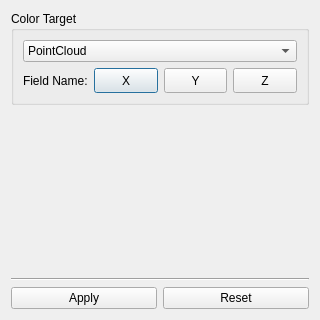
Qt form src/edit/color.ui (Libaocheng3811/PointWorks) before a commit.
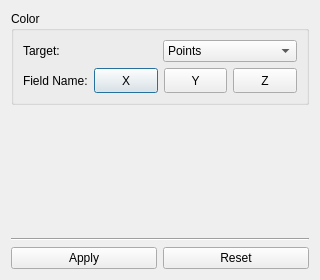
The same form after that commit. Icons and pictures are not drawn.

```diff
--- a/src/edit/color.ui
+++ b/src/edit/color.ui
@@ -7,13 +7,13 @@
     <x>0</x>
     <y>0</y>
     <width>320</width>
-    <height>320</height>
+    <height>280</height>
    </rect>
   </property>
   <property name="minimumSize">
    <size>
     <width>300</width>
-    <height>280</height>
+    <height>250</height>
    </size>
   </property>
   <property name="windowTitle">
@@ -23,39 +23,9 @@
    <item>
     <widget class="QGroupBox" name="groupBox">
      <property name="title">
-      <string>Color Target</string>
+      <string>Color</string>
      </property>
      <layout class="QVBoxLayout" name="verticalLayout_2">
-      <item>
-       <widget class="QComboBox" name="cbox_type">
-        <property name="currentText">
-         <string>PointCloud</string>
-        </property>
-        <property name="currentIndex">
-         <number>0</number>
-        </property>
-        <item>
-         <property name="text">
-          <string>PointCloud</string>
-         </property>
-        </item>
-        <item>
-         <property name="text">
-          <string>BackGround</string>
-         </property>
-        </item>
-        <item>
-         <property name="text">
-          <string>PointCloud Normals</string>
-         </property>
-        </item>
-        <item>
-         <property name="text">
-          <string>BoundingBox</string>
-         </property>
-        </item>
-       </widget>
-      </item>
       <item>
        <layout class="QGridLayout" name="gridLayout">
         <property name="rightMargin">
@@ -63,6 +33,31 @@
         </property>
        </layout>
       </item>
+      <item>
+       <layout class="QHBoxLayout" name="horizontalLayout_3">
+        <item>
+         <widget class="QLabel" name="label_target">
+          <property name="text">
+           <string>Target:</string>
+          </property>
+         </widget>
+        </item>
+        <item>
+         <widget class="QComboBox" name="cbox_target">
+          <item>
+           <property name="text">
+            <string>Points</string>
+           </property>
+          </item>
+          <item>
+           <property name="text">
+            <string>Normals</string>
+           </property>
+          </item>
+         </widget>
+        </item>
+       </layout>
+      </item>
       <item>
        <layout class="QHBoxLayout" name="horizontalLayout">
         <item>
```
Left out of the diff: 6 changed lines with no effect on the pictures.
